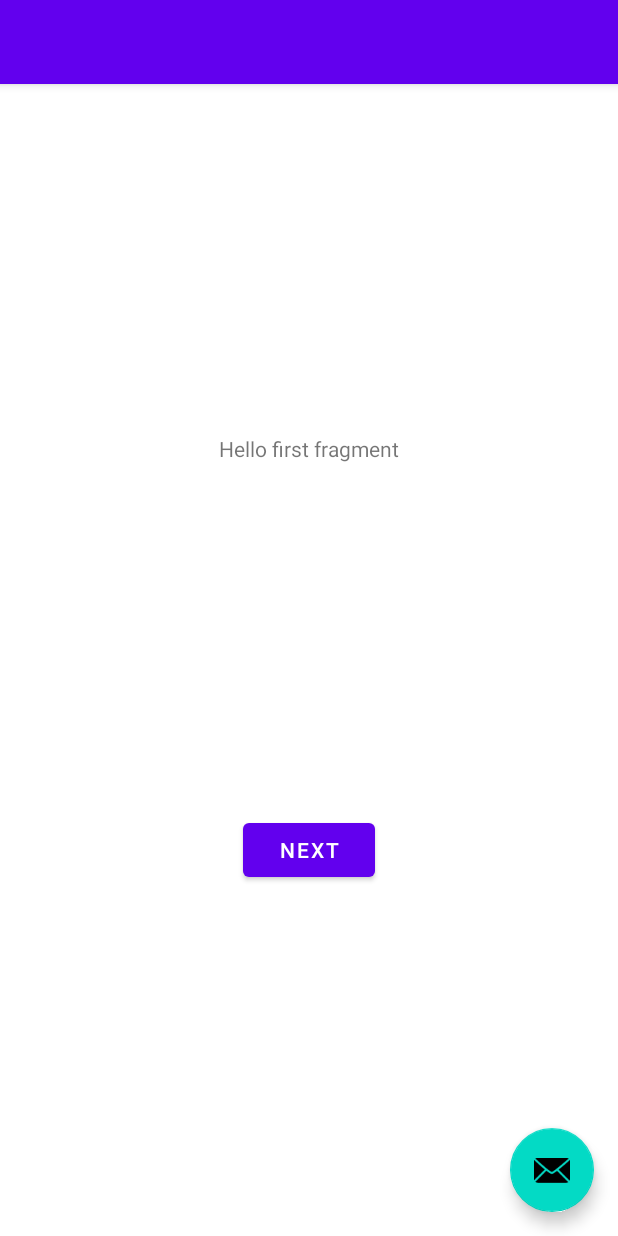
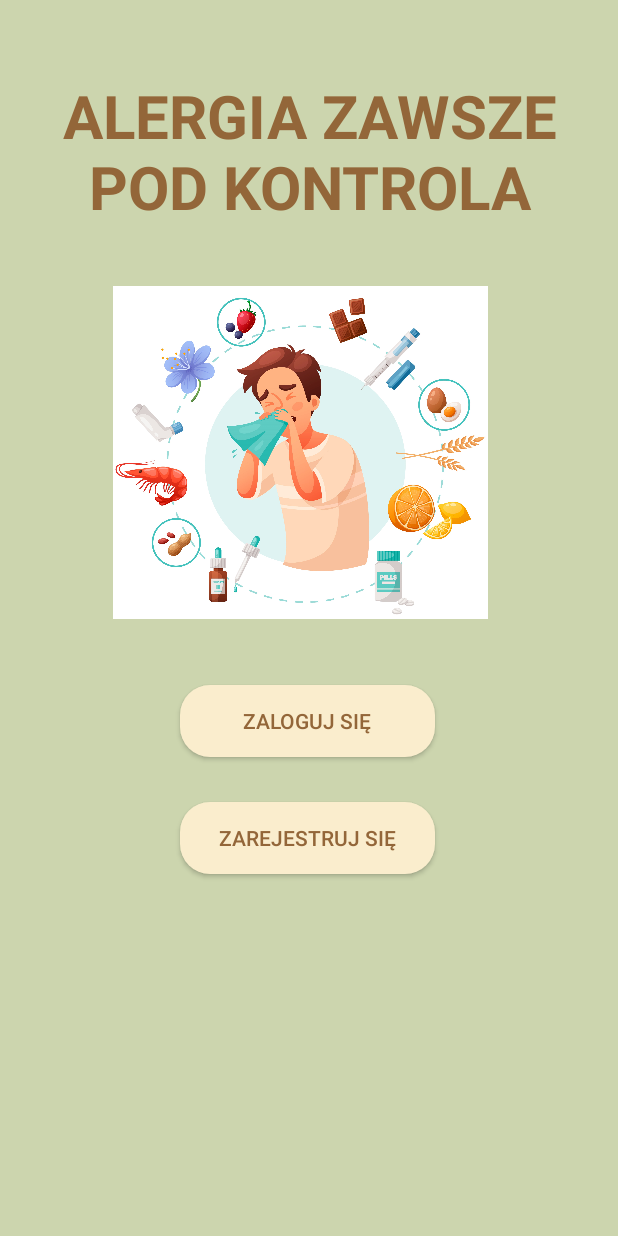
Before and after one commit to JacobChojnacki/Allergic_Detector_Application, an Android app: the layout activity_main.xml on its own in the app's theme, with its tools: preview values and no code run, on a phone screen of 412 x 824 dp. Run offline under Robolectric (Android 15) with nearby library versions, the phone set to English and light mode, and no system bars.

Commit message:
Layouts without connect with database

```diff
--- a/app/src/main/java/com/example/allergicdetectorapplication/FirstFragment.kt
+++ /dev/null
@@ -1,44 +0,0 @@
-package com.example.allergicdetectorapplication
-
-import android.os.Bundle
-import androidx.fragment.app.Fragment
-import android.view.LayoutInflater
-import android.view.View
-import android.view.ViewGroup
-import androidx.navigation.fragment.findNavController
-import com.example.allergicdetectorapplication.databinding.FragmentFirstBinding
-
-/**
- * A simple [Fragment] subclass as the default destination in the navigation.
- */
-class FirstFragment : Fragment() {
-
-    private var _binding: FragmentFirstBinding? = null
-
-    // This property is only valid between onCreateView and
-    // onDestroyView.
-    private val binding get() = _binding!!
-
-    override fun onCreateView(
-        inflater: LayoutInflater, container: ViewGroup?,
-        savedInstanceState: Bundle?
-    ): View? {
-
-        _binding = FragmentFirstBinding.inflate(inflater, container, false)
-        return binding.root
-
-    }
-
-    override fun onViewCreated(view: View, savedInstanceState: Bundle?) {
-        super.onViewCreated(view, savedInstanceState)
-
-        binding.buttonFirst.setOnClickListener {
-            findNavController().navigate(R.id.action_FirstFragment_to_SecondFragment)
-        }
-    }
-
-    override fun onDestroyView() {
-        super.onDestroyView()
-        _binding = null
-    }
-}
--- /dev/null
+++ b/app/src/main/res/drawable/button_background.xml
@@ -0,0 +1,6 @@
+<?xml version="1.0" encoding="utf-8"?>
+<shape xmlns:android="http://schemas.android.com/apk/res/android"
+    android:shape="rectangle" android:padding="10dp"  >
+    <solid android:color="@color/button_color"/>
+    <corners android:radius="20dp"/>
+</shape>
--- /dev/null
+++ b/app/src/main/res/drawable/edx_text.xml
@@ -0,0 +1,5 @@
+<?xml version="1.0" encoding="utf-8"?>
+<shape xmlns:android="http://schemas.android.com/apk/res/android">
+    <corners android:radius="12dp" />
+    <solid android:color="@color/white" />
+</shape>
--- a/app/src/main/res/layout/activity_main.xml
+++ b/app/src/main/res/layout/activity_main.xml
@@ -1,34 +1,50 @@
 <?xml version="1.0" encoding="utf-8"?>
-<androidx.coordinatorlayout.widget.CoordinatorLayout xmlns:android="http://schemas.android.com/apk/res/android"
+<LinearLayout xmlns:android="http://schemas.android.com/apk/res/android"
     xmlns:app="http://schemas.android.com/apk/res-auto"
     xmlns:tools="http://schemas.android.com/tools"
     android:layout_width="match_parent"
     android:layout_height="match_parent"
+    android:background="#CCD5AE"
+    android:orientation="vertical"
     tools:context=".MainActivity">
 
-    <com.google.android.material.appbar.AppBarLayout
-        android:layout_width="match_parent"
-        android:layout_height="wrap_content"
-        android:theme="@style/Theme.AllergicDetectorApplication.AppBarOverlay">
-
-        <androidx.appcompat.widget.Toolbar
-            android:id="@+id/toolbar"
-            android:layout_width="match_parent"
-            android:layout_height="?attr/actionBarSize"
-            android:background="?attr/colorPrimary"
-            app:popupTheme="@style/Theme.AllergicDetectorApplication.PopupOverlay" />
-
-    </com.google.android.material.appbar.AppBarLayout>
-
-    <include layout="@layout/content_main" />
-
-    <com.google.android.material.floatingactionbutton.FloatingActionButton
-        android:id="@+id/fab"
+    <TextView
         android:layout_width="wrap_content"
         android:layout_height="wrap_content"
-        android:layout_gravity="bottom|end"
-        android:layout_marginEnd="@dimen/fab_margin"
-        android:layout_marginBottom="16dp"
-        app:srcCompat="@android:drawable/ic_dialog_email" />
+        android:layout_marginTop="50dp"
+        android:text="@string/main_page_title"
+        android:textColor="@color/text_color"
+        android:textAlignment="center"
+        android:textSize="40sp"
+        android:textStyle="bold" />
 
-</androidx.coordinatorlayout.widget.CoordinatorLayout>
+    <ImageView
+        android:id="@+id/image"
+        android:layout_width="250sp"
+        android:layout_height="250sp"
+        android:layout_marginHorizontal="75sp"
+        android:layout_marginTop="25sp"
+        android:contentDescription="@string/allergicMan"
+        android:src="@drawable/activity_main_image" />
+
+    <androidx.appcompat.widget.AppCompatButton
+        android:id="@+id/btnLoginIn"
+        android:layout_width="170sp"
+        android:layout_height="wrap_content"
+        android:layout_marginHorizontal="120sp"
+        android:layout_marginTop="30sp"
+        android:background="@drawable/button_background"
+        android:text="@string/log_in"
+        android:textColor="@color/text_color"/>
+
+    <androidx.appcompat.widget.AppCompatButton
+        android:id="@+id/btnSignUp"
+        android:layout_width="170sp"
+        android:layout_height="wrap_content"
+        android:layout_marginHorizontal="120sp"
+        android:layout_marginTop="30sp"
+        android:background="@drawable/button_background"
+        android:text="@string/register"
+        android:textColor="@color/text_color"/>
+
+</LinearLayout>
--- a/app/src/main/res/layout/content_main.xml
+++ /dev/null
@@ -1,19 +0,0 @@
-<?xml version="1.0" encoding="utf-8"?>
-<androidx.constraintlayout.widget.ConstraintLayout xmlns:android="http://schemas.android.com/apk/res/android"
-    xmlns:app="http://schemas.android.com/apk/res-auto"
-    android:layout_width="match_parent"
-    android:layout_height="match_parent"
-    app:layout_behavior="@string/appbar_scrolling_view_behavior">
-
-    <fragment
-        android:id="@+id/nav_host_fragment_content_main"
-        android:name="androidx.navigation.fragment.NavHostFragment"
-        android:layout_width="0dp"
-        android:layout_height="0dp"
-        app:defaultNavHost="true"
-        app:layout_constraintBottom_toBottomOf="parent"
-        app:layout_constraintEnd_toEndOf="parent"
-        app:layout_constraintStart_toStartOf="parent"
-        app:layout_constraintTop_toTopOf="parent"
-        app:navGraph="@navigation/nav_graph" />
-</androidx.constraintlayout.widget.ConstraintLayout>
--- a/app/src/main/res/layout/fragment_first.xml
+++ /dev/null
@@ -1,28 +0,0 @@
-<?xml version="1.0" encoding="utf-8"?>
-<androidx.constraintlayout.widget.ConstraintLayout xmlns:android="http://schemas.android.com/apk/res/android"
-    xmlns:app="http://schemas.android.com/apk/res-auto"
-    xmlns:tools="http://schemas.android.com/tools"
-    android:layout_width="match_parent"
-    android:layout_height="match_parent"
-    tools:context=".FirstFragment">
-
-    <TextView
-        android:id="@+id/textview_first"
-        android:layout_width="wrap_content"
-        android:layout_height="wrap_content"
-        android:text="@string/hello_first_fragment"
-        app:layout_constraintBottom_toTopOf="@id/button_first"
-        app:layout_constraintEnd_toEndOf="parent"
-        app:layout_constraintStart_toStartOf="parent"
-        app:layout_constraintTop_toTopOf="parent" />
-
-    <Button
-        android:id="@+id/button_first"
-        android:layout_width="wrap_content"
-        android:layout_height="wrap_content"
-        android:text="@string/next"
-        app:layout_constraintBottom_toBottomOf="parent"
-        app:layout_constraintEnd_toEndOf="parent"
-        app:layout_constraintStart_toStartOf="parent"
-        app:layout_constraintTop_toBottomOf="@id/textview_first" />
-</androidx.constraintlayout.widget.ConstraintLayout>
--- a/app/src/main/res/values/colors.xml
+++ b/app/src/main/res/values/colors.xml
@@ -7,4 +7,7 @@
     <color name="teal_700">#FF018786</color>
     <color name="black">#FF000000</color>
     <color name="white">#FFFFFFFF</color>
+    <color name="background_color">#CCD5AE</color>
+    <color name="button_color">#FAEDCD</color>
+    <color name="text_color">#936639</color>
 </resources>
--- a/app/src/main/res/values/strings.xml
+++ b/app/src/main/res/values/strings.xml
@@ -9,4 +9,15 @@
 
     <string name="hello_first_fragment">Hello first fragment</string>
     <string name="hello_second_fragment">Hello second fragment. Arg: %1$s</string>
+    <string name="main_page_title">ALERGIA ZAWSZE POD KONTROLA</string>
+    <string name="allergicMan">UczulonyPan</string>
+    <string name="log_in">ZALOGUJ SIĘ</string>
+    <string name="register">ZAREJESTRUJ SIĘ</string>
+    <string name="e_mail_data">E-MAIL</string>
+    <string name="e_mail">ADRES E-MAIL</string>
+    <string name="password">HASŁO</string>
+    <string name="name">IMIĘ</string>
+    <string name="surname">NAZWISKO</string>
+    <string name="miasto">MIASTO</string>
+    <string name="cancel">ANULUJ</string>
 </resources>
```
Also changed, not shown: app/src/main/AndroidManifest.xml (+4 -8 lines), app/src/main/java/com/example/allergicdetectorapplication/LogIn.kt (added, +30 -0 lines), app/src/main/java/com/example/allergicdetectorapplication/MainActivity.kt (+14 -44 lines), app/src/main/java/com/example/allergicdetectorapplication/SecondFragment.kt (deleted, +0 -44 lines), app/src/main/java/com/example/allergicdetectorapplication/SignUp.kt (added, +37 -0 lines), app/src/main/res/layout/activity_log_in.xml (added, +89 -0 lines), app/src/main/res/layout/activity_sign_up.xml (added, +148 -0 lines), app/src/main/res/layout/fragment_second.xml (deleted, +0 -27 lines), app/src/main/res/drawable/activity_main_image.jpg (added).
